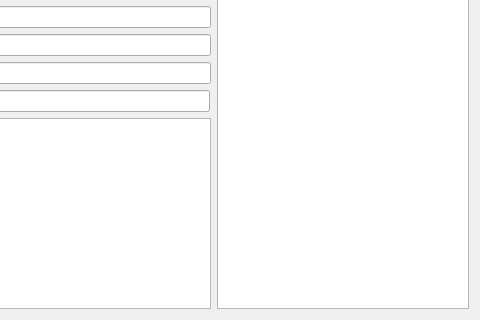
Qt form mainwindow.ui (Krerg/carDetailsControl) before a commit; both pictures show x 494 to 974 and y 263 to 583 of the 974 by 583 pixel window.
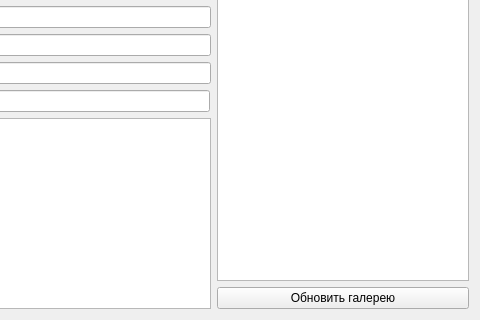
The same form after that commit.

Patch:
```diff
--- a/mainwindow.ui
+++ b/mainwindow.ui
@@ -267,8 +267,8 @@
      </property>
      <property name="iconSize">
       <size>
-       <width>100</width>
-       <height>100</height>
+       <width>180</width>
+       <height>180</height>
       </size>
      </property>
      <property name="resizeMode">
@@ -282,8 +282,8 @@
      </property>
      <property name="gridSize">
       <size>
-       <width>90</width>
-       <height>90</height>
+       <width>110</width>
+       <height>110</height>
       </size>
      </property>
      <property name="viewMode">
@@ -540,7 +540,14 @@
      </property>
     </widget>
    </item>
-   <item row="8" column="0" colspan="6">
+   <item row="9" column="6">
+    <widget class="QPushButton" name="pushButton">
+     <property name="text">
+      <string>Обновить галерею</string>
+     </property>
+    </widget>
+   </item>
+   <item row="8" column="0" rowspan="2" colspan="6">
     <widget class="QListWidget" name="articleGallery">
      <property name="autoScrollMargin">
       <number>1</number>
```
Left out of the diff: 26 changed lines with no effect on the pictures.
